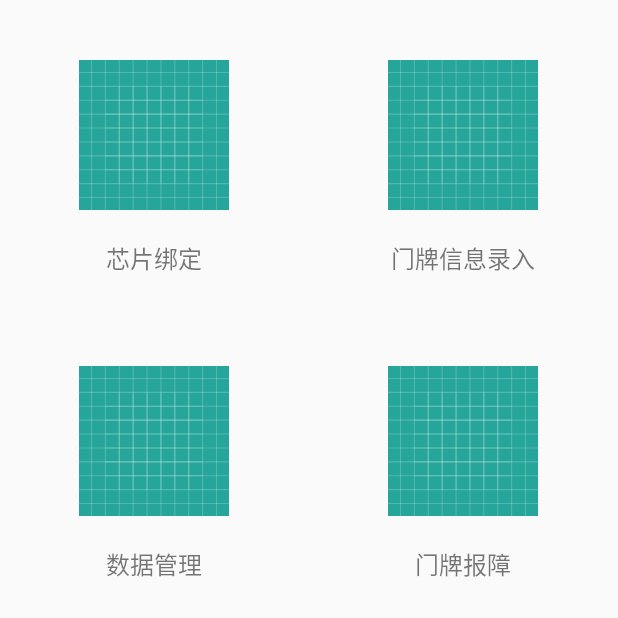
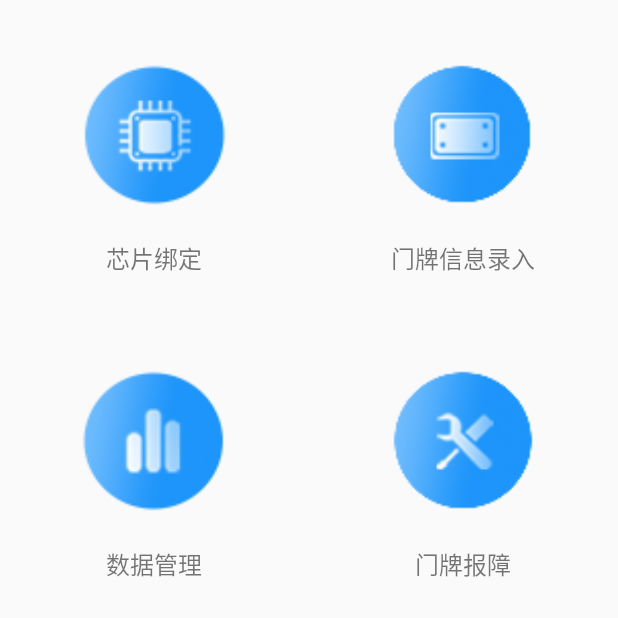
Before and after one commit to 603lyy/pda-phone, an Android app: the screen it shows after launch (MainActivity), on a phone screen of 412 x 824 dp, the top half of it. Run offline under Robolectric (Android 15) with nearby library versions, the phone set to English and light mode, and no system bars; libraries missing offline, so code that uses them is left out: com.tencent.bugly, com.tencent.smtt, org.xutils.x; 5 statements that could not run were skipped.

Commit message:
代码微调

```diff
--- a/app/src/main/res/layout/activity_main.xml
+++ b/app/src/main/res/layout/activity_main.xml
@@ -27,7 +27,7 @@
             <ImageView
                 android:layout_width="100dp"
                 android:layout_height="100dp"
-                android:background="@drawable/ic_launcher_background" />
+                android:background="@drawable/ic_chip" />
 
             <TextView
                 android:id="@+id/tv_bind"
@@ -53,7 +53,7 @@
             <ImageView
                 android:layout_width="100dp"
                 android:layout_height="100dp"
-                android:background="@drawable/ic_launcher_background" />
+                android:background="@drawable/ic_doorplate" />
 
             <TextView
                 android:id="@+id/tv_msg"
@@ -87,7 +87,7 @@
             <ImageView
                 android:layout_width="100dp"
                 android:layout_height="100dp"
-                android:background="@drawable/ic_launcher_background" />
+                android:background="@drawable/ic_data" />
 
             <TextView
                 android:id="@+id/tv_manage"
@@ -113,7 +113,7 @@
             <ImageView
                 android:layout_width="100dp"
                 android:layout_height="100dp"
-                android:background="@drawable/ic_launcher_background" />
+                android:background="@drawable/ic_breakdown" />
 
             <TextView
                 android:id="@+id/tv_report"
```
Also changed, not shown: app/src/main/java/com/yaheen/pdaapp/activity/MainActivity.java (+22 -13 lines), app/src/main/java/com/yaheen/pdaapp/activity/WebActivity.java (+15 -64 lines), app/src/main/res/drawable-xxhdpi/ic_breakdown.png (added), app/src/main/res/drawable-xxhdpi/ic_chip.png (added), app/src/main/res/drawable-xxhdpi/ic_data.png (added), app/src/main/res/drawable-xxhdpi/ic_doorplate.png (added).
